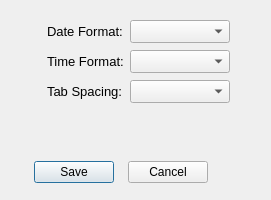
Old version of the form dialog_options.ui in the repository copperspice/diamond.
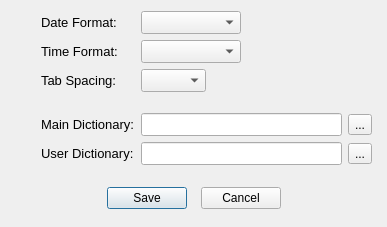
New version of the form.

Patch:
```diff
--- a/dialog_options.ui
+++ b/dialog_options.ui
@@ -9,8 +9,8 @@
    <rect>
     <x>0</x>
     <y>0</y>
-    <width>271</width>
-    <height>200</height>
+    <width>385</width>
+    <height>227</height>
    </rect>
   </property>
   <property name="windowTitle">
@@ -20,36 +20,29 @@
    <bool>false</bool>
   </property>
   <layout class="QGridLayout" name="gridLayout">
-   <item row="0" column="2">
-    <spacer name="verticalSpacer_2">
+   <property name="leftMargin">
+    <number>15</number>
+   </property>
+   <property name="rightMargin">
+    <number>15</number>
+   </property>
+   <item row="0" column="0">
+    <spacer name="horizontalSpacer">
      <property name="orientation">
-      <enum>Qt::Vertical</enum>
+      <enum>Qt::Horizontal</enum>
      </property>
      <property name="sizeType">
       <enum>QSizePolicy::Fixed</enum>
      </property>
      <property name="sizeHint" stdset="0">
       <size>
-       <width>20</width>
-       <height>8</height>
+       <width>13</width>
+       <height>13</height>
       </size>
      </property>
     </spacer>
    </item>
-   <item row="1" column="0">
-    <spacer name="horizontalSpacer_1">
-     <property name="orientation">
-      <enum>Qt::Horizontal</enum>
-     </property>
-     <property name="sizeHint" stdset="0">
-      <size>
-       <width>25</width>
-       <height>20</height>
-      </size>
-     </property>
-    </spacer>
-   </item>
-   <item row="1" column="1">
+   <item row="0" column="1">
     <widget class="QLabel" name="label">
      <property name="minimumSize">
       <size>
@@ -67,7 +60,7 @@
      </property>
     </widget>
    </item>
-   <item row="1" column="2">
+   <item row="0" column="2">
     <widget class="QComboBox" name="dateFormat_CB">
      <property name="minimumSize">
       <size>
@@ -82,33 +75,7 @@
      </property>
     </widget>
    </item>
-   <item row="1" column="3">
-    <spacer name="horizontalSpacer_2">
-     <property name="orientation">
-      <enum>Qt::Horizontal</enum>
-     </property>
-     <property name="sizeHint" stdset="0">
-      <size>
-       <width>25</width>
-       <height>20</height>
-      </size>
-     </property>
-    </spacer>
-   </item>
-   <item row="2" column="0">
-    <spacer name="horizontalSpacer_6">
-     <property name="orientation">
-      <enum>Qt::Horizontal</enum>
-     </property>
-     <property name="sizeHint" stdset="0">
-      <size>
-       <width>25</width>
-       <height>20</height>
-      </size>
-     </property>
-    </spacer>
-   </item>
-   <item row="2" column="1">
+   <item row="1" column="1">
     <widget class="QLabel" name="label_3">
      <property name="minimumSize">
       <size>
@@ -126,7 +93,7 @@
      </property>
     </widget>
    </item>
-   <item row="2" column="2">
+   <item row="1" column="2">
     <widget class="QComboBox" name="timeFormat_CB">
      <property name="minimumSize">
       <size>
@@ -141,33 +108,23 @@
      </property>
     </widget>
    </item>
-   <item row="2" column="3">
-    <spacer name="horizontalSpacer_5">
-     <property name="orientation">
-      <enum>Qt::Horizontal</enum>
-     </property>
-     <property name="sizeHint" stdset="0">
-      <size>
-       <width>25</width>
-       <height>20</height>
-      </size>
-     </property>
-    </spacer>
-   </item>
-   <item row="3" column="0">
+   <item row="1" column="3" colspan="3">
     <spacer name="horizontalSpacer_3">
      <property name="orientation">
       <enum>Qt::Horizontal</enum>
      </property>
+     <property name="sizeType">
+      <enum>QSizePolicy::Fixed</enum>
+     </property>
      <property name="sizeHint" stdset="0">
       <size>
-       <width>25</width>
+       <width>125</width>
        <height>20</height>
       </size>
      </property>
     </spacer>
    </item>
-   <item row="3" column="1">
+   <item row="2" column="1">
     <widget class="QLabel" name="label_2">
      <property name="minimumSize">
       <size>
@@ -185,8 +142,14 @@
      </property>
     </widget>
    </item>
-   <item row="3" column="2">
+   <item row="2" column="2">
     <widget class="QComboBox" name="tabSpacing_CB">
+     <property name="maximumSize">
+      <size>
+       <width>65</width>
+       <height>16777215</height>
+      </size>
+     </property>
      <property name="font">
       <font>
        <pointsize>10</pointsize>
@@ -194,21 +157,108 @@
      </property>
     </widget>
    </item>
-   <item row="3" column="3">
-    <spacer name="horizontalSpacer_4">
+   <item row="3" column="0">
+    <spacer name="verticalSpacer_2">
+     <property name="orientation">
+      <enum>Qt::Vertical</enum>
+     </property>
+     <property name="sizeType">
+      <enum>QSizePolicy::Fixed</enum>
+     </property>
+     <property name="sizeHint" stdset="0">
+      <size>
+       <width>20</width>
+       <height>15</height>
+      </size>
+     </property>
+    </spacer>
+   </item>
+   <item row="4" column="0">
+    <spacer name="horizontalSpacer_2">
      <property name="orientation">
       <enum>Qt::Horizontal</enum>
      </property>
+     <property name="sizeType">
+      <enum>QSizePolicy::Fixed</enum>
+     </property>
      <property name="sizeHint" stdset="0">
       <size>
-       <width>25</width>
-       <height>20</height>
+       <width>13</width>
+       <height>13</height>
       </size>
      </property>
     </spacer>
    </item>
-   <item row="4" column="2">
-    <spacer name="verticalSpacer_3">
+   <item row="4" column="1">
+    <widget class="QLabel" name="label_4">
+     <property name="minimumSize">
+      <size>
+       <width>0</width>
+       <height>20</height>
+      </size>
+     </property>
+     <property name="font">
+      <font>
+       <pointsize>10</pointsize>
+      </font>
+     </property>
+     <property name="text">
+      <string>Main Dictionary:</string>
+     </property>
+    </widget>
+   </item>
+   <item row="4" column="2" colspan="3">
+    <widget class="QLineEdit" name="dictMain">
+     <property name="minimumSize">
+      <size>
+       <width>200</width>
+       <height>0</height>
+      </size>
+     </property>
+     <property name="font">
+      <font>
+       <pointsize>10</pointsize>
+      </font>
+     </property>
+     <property name="readOnly">
+      <bool>true</bool>
+     </property>
+    </widget>
+   </item>
+   <item row="4" column="5">
+    <widget class="QToolButton" name="dictMain_TB">
+     <property name="text">
+      <string>...</string>
+     </property>
+    </widget>
+   </item>
+   <item row="5" column="1">
+    <widget class="QLabel" name="label_5">
+     <property name="minimumSize">
+      <size>
+       <width>0</width>
+       <height>20</height>
+      </size>
+     </property>
+     <property name="font">
+      <font>
+       <pointsize>10</pointsize>
+      </font>
+     </property>
+     <property name="text">
+      <string>User Dictionary:</string>
+     </property>
+    </widget>
+   </item>
+   <item row="5" column="5">
+    <widget class="QToolButton" name="dictUser_TB">
+     <property name="text">
+      <string>...</string>
+     </property>
+    </widget>
+   </item>
+   <item row="6" column="4">
+    <spacer name="verticalSpacer">
      <property name="orientation">
       <enum>Qt::Vertical</enum>
      </property>
@@ -218,12 +268,12 @@
      <property name="sizeHint" stdset="0">
       <size>
        <width>20</width>
-       <height>50</height>
+       <height>15</height>
       </size>
      </property>
     </spacer>
    </item>
-   <item row="5" column="0" colspan="3">
+   <item row="7" column="0" colspan="6">
     <layout class="QHBoxLayout" name="horizontalLayout_101">
      <item>
       <spacer name="horizontalSpacer_100">
@@ -283,6 +333,24 @@
      </item>
     </layout>
    </item>
+   <item row="5" column="2" colspan="3">
+    <widget class="QLineEdit" name="dictUser">
+     <property name="minimumSize">
+      <size>
+       <width>200</width>
+       <height>0</height>
+      </size>
+     </property>
+     <property name="font">
+      <font>
+       <pointsize>10</pointsize>
+      </font>
+     </property>
+     <property name="readOnly">
+      <bool>true</bool>
+     </property>
+    </widget>
+   </item>
   </layout>
  </widget>
  <resources/>
```
